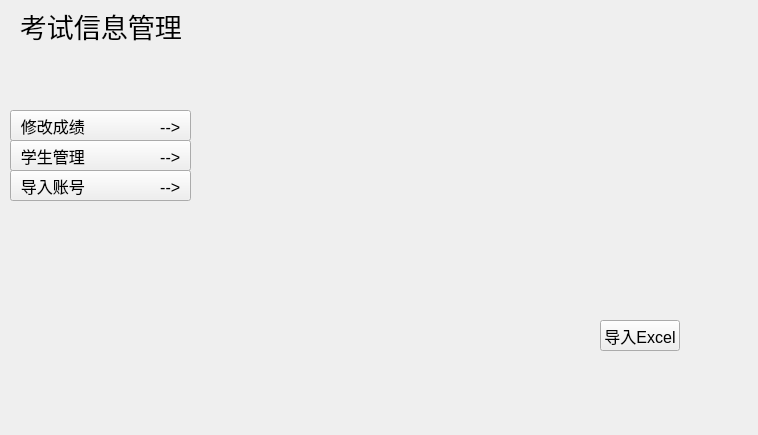
Above: source/administer.ui from Sodataco/exam-system before the change. Below: the same form after it.
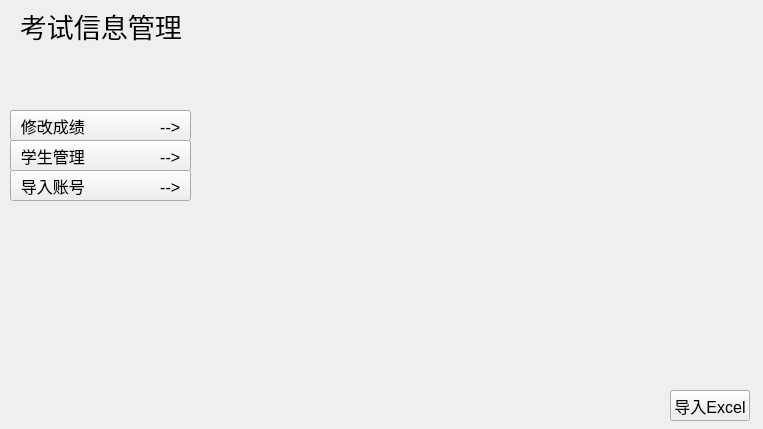
That is the form after the change.

Commit message: 修改了要点两次登录的bug

Diff of the .ui file:
```diff
--- a/source/administer.ui
+++ b/source/administer.ui
@@ -6,8 +6,8 @@
    <rect>
     <x>0</x>
     <y>0</y>
-    <width>758</width>
-    <height>435</height>
+    <width>763</width>
+    <height>429</height>
    </rect>
   </property>
   <property name="font">
@@ -78,8 +78,8 @@
   <widget class="QPushButton" name="importExcel">
    <property name="geometry">
     <rect>
-     <x>600</x>
-     <y>320</y>
+     <x>670</x>
+     <y>390</y>
      <width>80</width>
      <height>31</height>
     </rect>
```
The commit also changes 2 other files.
